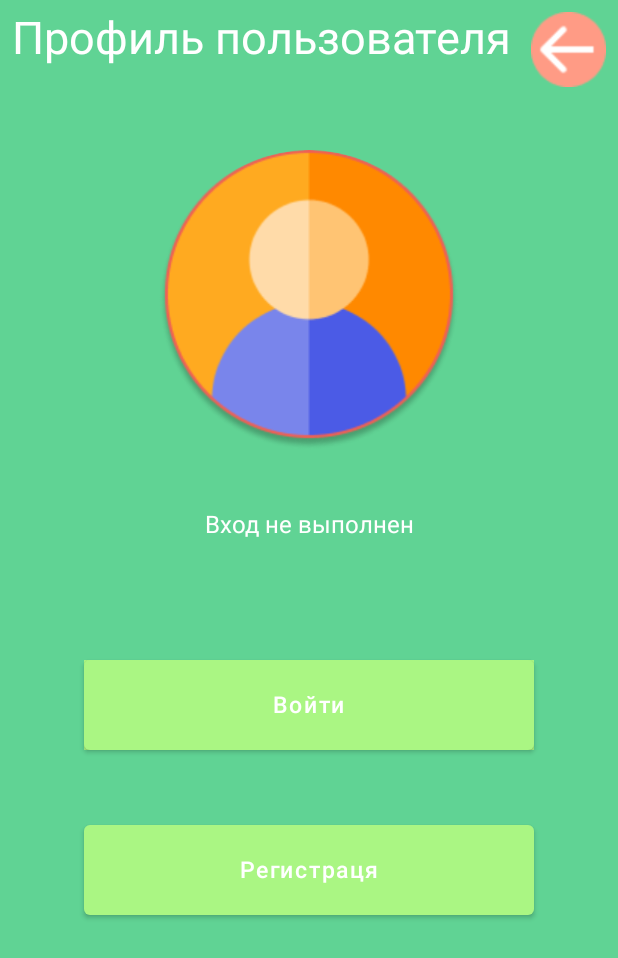
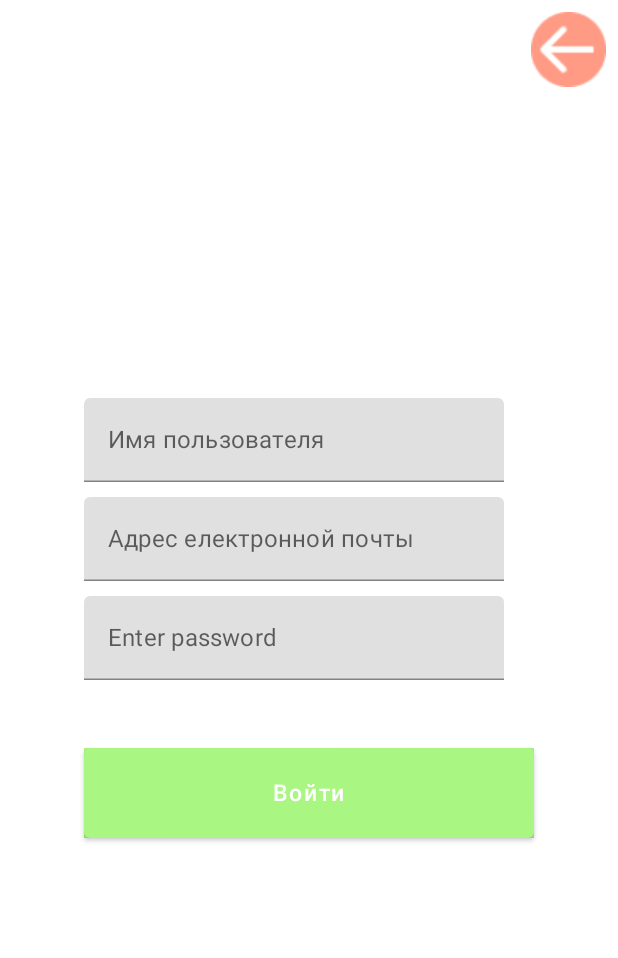
Before and after one commit to Dodor15/compesRep, an Android app built with Jetpack Compose: the screen it shows after launch (MainActivity before the commit, Register after it), after a tap on "Регистраця", on a phone screen of 412 x 824 dp. Shown: the top 958 px of the screen. Run offline under Robolectric (Android 15) with nearby library versions, the phone set to English and light mode, and no system bars.

Commit message:
three Activity

```diff
--- a/Compose/app/src/main/java/com/example/compose/MainActivity.kt
+++ b/Compose/app/src/main/java/com/example/compose/MainActivity.kt
@@ -94,7 +94,7 @@ fun Greeting() {
             contentAlignment = Alignment.Center,
             modifier = Modifier.fillMaxWidth()
         ) {
-            Button(onClick = {  },
+            Button(onClick = {context.startActivity(Intent(context, Register::class.java))  },
                 Modifier
                     .size(300.dp, 60.dp)
                     , colors = ButtonDefaults.buttonColors(BtnCol)) {
--- /dev/null
+++ b/Compose/app/src/main/java/com/example/compose/Register.kt
@@ -0,0 +1,74 @@
+package com.example.compose
+
+import android.content.Intent
+import android.os.Bundle
+import androidx.activity.ComponentActivity
+import androidx.activity.compose.setContent
+import androidx.compose.foundation.background
+import androidx.compose.foundation.layout.*
+import androidx.compose.material.*
+import androidx.compose.runtime.Composable
+import androidx.compose.ui.Alignment
+import androidx.compose.ui.Modifier
+import androidx.compose.ui.graphics.Color
+import androidx.compose.ui.platform.LocalContext
+import androidx.compose.ui.tooling.preview.Preview
+import androidx.compose.ui.unit.dp
+import androidx.compose.ui.unit.sp
+import com.example.compose.ui.theme.BtnCol
+import com.example.compose.ui.theme.ComposeTheme
+
+class Register : ComponentActivity() {
+    override fun onCreate(savedInstanceState: Bundle?) {
+        super.onCreate(savedInstanceState)
+        setContent {
+            ComposeTheme {
+                // A surface container using the 'background' color from the theme
+                Surface(
+                    modifier = Modifier.fillMaxSize(),
+                    color = MaterialTheme.colors.background
+                ) {
+                    Register("Android")
+                }
+            }
+        }
+    }
+}
+
+@Composable
+fun Register(name: String) {
+    val context = LocalContext.current
+    UperText("Регистрация")
+    Column() {
+        Box(
+            contentAlignment = Alignment.Center,
+            modifier = Modifier
+                .fillMaxWidth()
+                .fillMaxHeight()
+        ) {
+            Column() {
+                SimpleFilledTextFieldSample("Имя пользователя")
+                Spacer(modifier = Modifier.height(10.dp))
+                SimpleFilledTextFieldSample("Адрес електронной почты")
+                Spacer(modifier = Modifier.height(10.dp))
+                PasswordTextField()
+                Spacer(modifier = Modifier.height(45.dp))
+                Button(onClick = {context.startActivity(Intent(context, GeneralActivity::class.java))
+                },
+                    Modifier
+                        .size(300.dp, 60.dp)
+                        .background(BtnCol), colors = ButtonDefaults.buttonColors(BtnCol)){
+                    Text(text = "Войти", fontSize = 15.sp, color = Color.White)
+                }
+            }
+        }
+    }
+}
+
+@Preview(showBackground = true)
+@Composable
+fun DefaultPreview3() {
+    ComposeTheme {
+        Register("Android")
+    }
+}
--- a/Compose/app/src/main/java/com/example/compose/UserLogin.kt
+++ b/Compose/app/src/main/java/com/example/compose/UserLogin.kt
@@ -1,20 +1,29 @@
 package com.example.compose
 
+import android.content.Intent
 import android.os.Bundle
 import androidx.activity.ComponentActivity
 import androidx.activity.compose.setContent
 import androidx.compose.foundation.Image
+import androidx.compose.foundation.background
 import androidx.compose.foundation.layout.*
+import androidx.compose.foundation.text.KeyboardOptions
 import androidx.compose.material.*
-import androidx.compose.runtime.Composable
+import androidx.compose.runtime.*
+import androidx.compose.runtime.mutableStateOf
+import androidx.compose.runtime.saveable.rememberSaveable
 import androidx.compose.ui.Alignment
 import androidx.compose.ui.Modifier
 import androidx.compose.ui.graphics.Color
+import androidx.compose.ui.platform.LocalContext
 import androidx.compose.ui.res.painterResource
+import androidx.compose.ui.text.input.KeyboardType
+import androidx.compose.ui.text.input.PasswordVisualTransformation
 import androidx.compose.ui.tooling.preview.Preview
 import androidx.compose.ui.unit.dp
 import androidx.compose.ui.unit.sp
 import com.example.compose.ui.theme.BackgroundCol200
+import com.example.compose.ui.theme.BtnCol
 import com.example.compose.ui.theme.ComposeTheme
 
 class UserLogin : ComponentActivity() {
@@ -39,6 +48,7 @@ class UserLogin : ComponentActivity() {
 
 @Composable
 fun User() {
+    val context = LocalContext.current
     UperText( "Войти")
     Column(
     ) {
@@ -47,18 +57,52 @@ fun User() {
     Box(contentAlignment = Alignment.Center,
         modifier = Modifier
             .fillMaxWidth()
-            .fillMaxHeight()){
+            .fillMaxHeight()
+            ){
+        Column() {
+            SimpleFilledTextFieldSample("Имя пользователя")
+            Spacer(modifier = Modifier.height(10.dp))
+            PasswordTextField()
+            Spacer(modifier = Modifier.height(45.dp))
+            Button(onClick = {context.startActivity(Intent(context, GeneralActivity::class.java))
+            },
+                Modifier
+                    .size(300.dp, 60.dp)
+                    .background(BtnCol), colors = ButtonDefaults.buttonColors(BtnCol)){
+                Text(text = "Войти", fontSize = 15.sp, color = Color.White)
+            }
+        }
 
-       EText("Имя пользователя")
     }
 
-
-}
-@Composable
-fun EText(Name: String){
-    TextField(value = Name, onValueChange = {})
 }
 
+
+
+
+@Composable
+fun SimpleFilledTextFieldSample(Name: String) {
+    var text by remember { mutableStateOf("") }
+
+    TextField(
+        value = text,
+        onValueChange = { text = it },
+        label = { Text(Name) }
+    )
+}
+
+@Composable
+fun PasswordTextField() {
+    var password by rememberSaveable { mutableStateOf("") }
+
+    TextField(
+        value = password,
+        onValueChange = { password = it },
+        label = { Text("Enter password") },
+        visualTransformation = PasswordVisualTransformation(),
+        keyboardOptions = KeyboardOptions(keyboardType = KeyboardType.Password)
+    )
+}
 
 @Composable
 fun UperText(Name:String){
--- a/Compose/app/src/main/res/values/strings.xml
+++ b/Compose/app/src/main/res/values/strings.xml
@@ -1,4 +1,6 @@
 <resources>
     <string name="app_name">Compose</string>
     <string name="title_activity_user_login">UserLogin</string>
+    <string name="title_activity_register">Register</string>
+    <string name="title_activity_general">GeneralActivity</string>
 </resources>
```
Also changed, not shown: Compose/app/src/main/AndroidManifest.xml (+18 -0 lines), Compose/app/src/main/java/com/example/compose/GeneralActivity.kt (added, +43 -0 lines).
